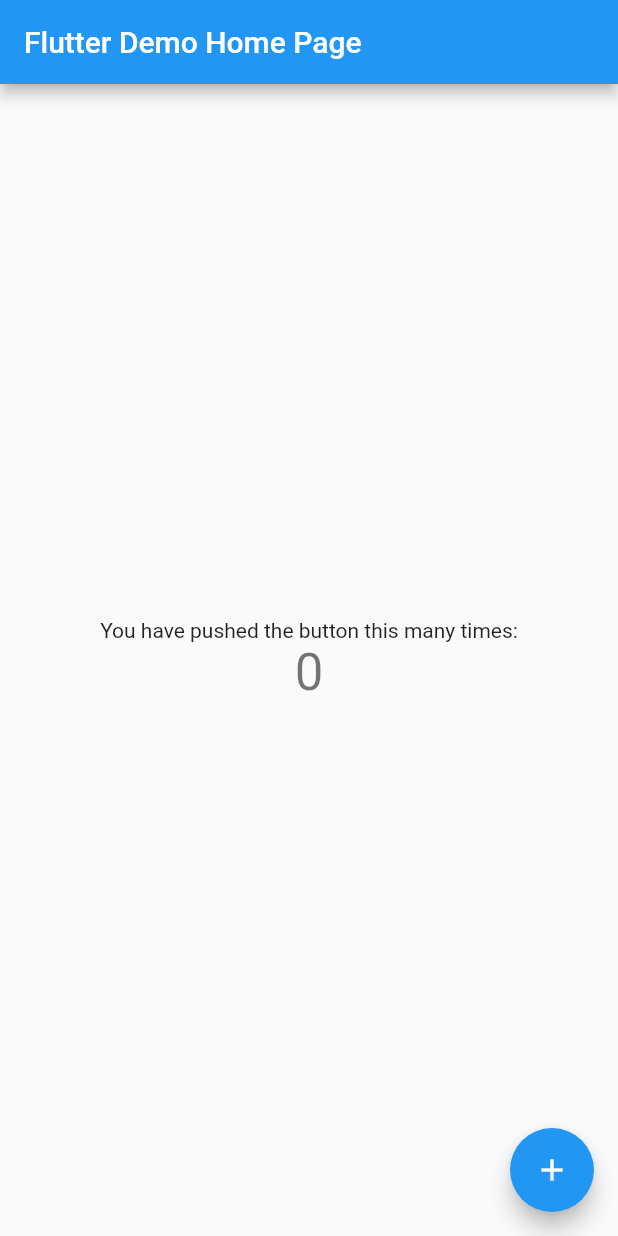
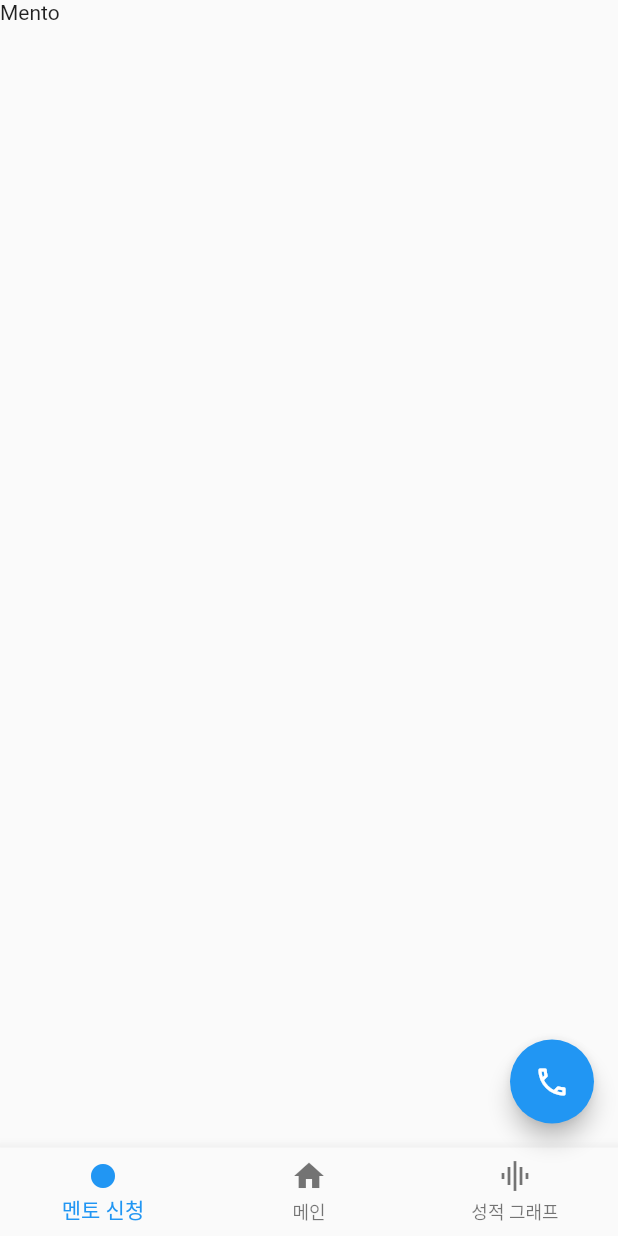
Before and after one commit to BasicProject12/basicProject12, a Flutter app: the screen it shows after launch, on a phone screen of 412 x 824 dp. Run offline on Flutter 3.47's test engine with Material 2 defaults, Android fonts, the phone set to English and light mode, and no system bars.

Commit message:
first commit

```diff
--- a/lib/main.dart
+++ b/lib/main.dart
@@ -1,4 +1,8 @@
 import 'package:flutter/material.dart';
+import 'package:basic_project_lab/mentoMatch.dart';
+
+import 'Home.dart';
+import 'graph.dart';
 
 void main() {
   runApp(const MyApp());
@@ -13,15 +17,6 @@ class MyApp extends StatelessWidget {
     return MaterialApp(
       title: 'Flutter Demo',
       theme: ThemeData(
-        // This is the theme of your application.
-        //
-        // Try running your application with "flutter run". You'll see the
-        // application has a blue toolbar. Then, without quitting the app, try
-        // changing the primarySwatch below to Colors.green and then invoke
-        // "hot reload" (press "r" in the console where you ran "flutter run",
-        // or simply save your changes to "hot reload" in a Flutter IDE).
-        // Notice that the counter didn't reset back to zero; the application
-        // is not restarted.
         primarySwatch: Colors.blue,
       ),
       home: const MyHomePage(title: 'Flutter Demo Home Page'),
@@ -31,16 +26,6 @@ class MyApp extends StatelessWidget {
 
 class MyHomePage extends StatefulWidget {
   const MyHomePage({Key? key, required this.title}) : super(key: key);
-
-  // This widget is the home page of your application. It is stateful, meaning
-  // that it has a State object (defined below) that contains fields that affect
-  // how it looks.
-
-  // This class is the configuration for the state. It holds the values (in this
-  // case the title) provided by the parent (in this case the App widget) and
-  // used by the build method of the State. Fields in a Widget subclass are
-  // always marked "final".
-
   final String title;
 
   @override
@@ -48,68 +33,49 @@ class MyHomePage extends StatefulWidget {
 }
 
 class _MyHomePageState extends State<MyHomePage> {
-  int _counter = 0;
 
-  void _incrementCounter() {
+  int _currentIndex = 0;
+  final List<Widget> _children = [const Mento(), const Home(), const Graph()];
+
+  void _onTap(int index) {
     setState(() {
-      // This call to setState tells the Flutter framework that something has
-      // changed in this State, which causes it to rerun the build method below
-      // so that the display can reflect the updated values. If we changed
-      // _counter without calling setState(), then the build method would not be
-      // called again, and so nothing would appear to happen.
-      _counter++;
+      _currentIndex = index;
     });
   }
 
   @override
   Widget build(BuildContext context) {
-    // This method is rerun every time setState is called, for instance as done
-    // by the _incrementCounter method above.
-    //
-    // The Flutter framework has been optimized to make rerunning build methods
-    // fast, so that you can just rebuild anything that needs updating rather
-    // than having to individually change instances of widgets.
+    // TODO: implement build
     return Scaffold(
-      appBar: AppBar(
-        // Here we take the value from the MyHomePage object that was created by
-        // the App.build method, and use it to set our appbar title.
-        title: Text(widget.title),
+        body: _children[_currentIndex],
+        bottomNavigationBar: BottomNavigationBar (
+          type: BottomNavigationBarType.fixed,
+          onTap: _onTap,
+          currentIndex: _currentIndex,
+          items: [
+            new BottomNavigationBarItem(
+              icon: const Icon(Icons.fiber_manual_record),
+              label: "멘토 신청",
+            ),
+            new BottomNavigationBarItem(
+              icon: const Icon(Icons.home),
+              label: "메인",
+            ),
+            new BottomNavigationBarItem(
+              icon: const Icon(Icons.graphic_eq),
+              label: "성적 그래프",
+            )
+          ],
       ),
-      body: Center(
-        // Center is a layout widget. It takes a single child and positions it
-        // in the middle of the parent.
-        child: Column(
-          // Column is also a layout widget. It takes a list of children and
-          // arranges them vertically. By default, it sizes itself to fit its
-          // children horizontally, and tries to be as tall as its parent.
-          //
-          // Invoke "debug painting" (press "p" in the console, choose the
-          // "Toggle Debug Paint" action from the Flutter Inspector in Android
-          // Studio, or the "Toggle Debug Paint" command in Visual Studio Code)
-          // to see the wireframe for each widget.
-          //
-          // Column has various properties to control how it sizes itself and
-          // how it positions its children. Here we use mainAxisAlignment to
-          // center the children vertically; the main axis here is the vertical
-          // axis because Columns are vertical (the cross axis would be
-          // horizontal).
-          mainAxisAlignment: MainAxisAlignment.center,
-          children: <Widget>[
-            const Text(
-              'You have pushed the button this many times:',
-            ),
-            Text(
-              '$_counter',
-              style: Theme.of(context).textTheme.headline4,
-            ),
-          ],
+        floatingActionButtonLocation: FloatingActionButtonLocation.endFloat,
+        floatingActionButton: const FloatingActionButton(
+          child: Icon(Icons.call_outlined),
+          tooltip: "전화 연결",
+          onPressed: null,
         ),
-      ),
-      floatingActionButton: FloatingActionButton(
-        onPressed: _incrementCounter,
-        tooltip: 'Increment',
-        child: const Icon(Icons.add),
-      ), // This trailing comma makes auto-formatting nicer for build methods.
     );
+
   }
+
+
 }
--- /dev/null
+++ b/lib/mentoMatch.dart
@@ -0,0 +1,12 @@
+import 'package:flutter/cupertino.dart';
+
+class Mento extends StatelessWidget {
+  const Mento({Key? key}) : super(key: key);
+
+  @override
+  Widget build(BuildContext context) {
+    return Container(
+      child: Text('Mento'),
+    );
+  }
+}
```
Also changed, not shown: lib/Home.dart (added, +17 -0 lines), lib/graph.dart (added, +17 -0 lines).
